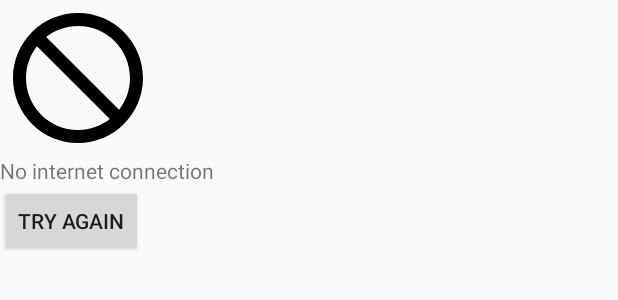
After one commit to DilanATA/PokemonApp, an Android app: the layout item_no_connection.xml on its own in the app's theme, with its tools: preview values and no code run, on a phone screen of 412 x 824 dp. The commit adds this screen. Shown: the top 300 px of the screen. Run offline under Robolectric (Android 15) with nearby library versions, the phone set to English and light mode, and no system bars.

Commit message:
check internet connection added

```diff
--- /dev/null
+++ b/app/src/main/res/drawable/ic_no_connection.xml
@@ -0,0 +1,5 @@
+<vector android:height="24dp" android:tint="#000000"
+    android:viewportHeight="24" android:viewportWidth="24"
+    android:width="24dp" xmlns:android="http://schemas.android.com/apk/res/android">
+    <path android:fillColor="@android:color/white" android:pathData="M12,2C6.48,2 2,6.48 2,12s4.48,10 10,10 10,-4.48 10,-10S17.52,2 12,2zM12,20c-4.42,0 -8,-3.58 -8,-8 0,-1.85 0.63,-3.55 1.69,-4.9L16.9,18.31C15.55,19.37 13.85,20 12,20zM18.31,16.9L7.1,5.69C8.45,4.63 10.15,4 12,4c4.42,0 8,3.58 8,8 0,1.85 -0.63,3.55 -1.69,4.9z"/>
+</vector>
--- a/app/src/main/res/layout/fragment_overlay_permission.xml
+++ b/app/src/main/res/layout/fragment_overlay_permission.xml
@@ -14,5 +14,8 @@
             android:layout_centerInParent="true"
             android:text="@string/give_me_overlay_permission" />
 
+        <include layout="@layout/item_no_connection" android:id="@+id/ll_itemConnection"
+            android:visibility="gone"/>
+
     </RelativeLayout>
 </layout>
--- /dev/null
+++ b/app/src/main/res/layout/item_no_connection.xml
@@ -0,0 +1,21 @@
+<?xml version="1.0" encoding="utf-8"?>
+<LinearLayout xmlns:android="http://schemas.android.com/apk/res/android"
+    android:layout_width="wrap_content"
+    android:layout_height="wrap_content"
+    android:layout_centerInParent="true"
+    android:id="@+id/ll_itemConnection"
+    android:orientation="vertical">
+    <androidx.appcompat.widget.AppCompatImageView
+        android:layout_width="@dimen/_80sdp"
+        android:layout_height="@dimen/_80sdp"
+        android:src="@drawable/ic_no_connection"/>
+    <androidx.appcompat.widget.AppCompatTextView
+        android:layout_width="wrap_content"
+        android:layout_height="wrap_content"
+        android:text="@string/no_internet_connection"/>
+    <androidx.appcompat.widget.AppCompatButton
+        android:layout_width="wrap_content"
+        android:layout_height="wrap_content"
+        android:text="@string/try_again"/>
+
+</LinearLayout>
--- a/app/src/main/res/values/strings.xml
+++ b/app/src/main/res/values/strings.xml
@@ -4,4 +4,6 @@
     <string name="hello_blank_fragment">Hello blank fragment</string>
     <string name="give_me_overlay_permission">GIVE ME OVERLAY PERMISSION</string>
     <string name="show_pokemon_in_overlay">SHOW POKEMON IN OVERLAY</string>
+    <string name="no_internet_connection">No internet connection</string>
+    <string name="try_again">TRY AGAIN</string>
 </resources>
```
Also changed, not shown: app/src/main/java/com/dilanata/pokemonapp/ui/overlayPermission/OverlayPermissionFragment.kt (+23 -6 lines).
